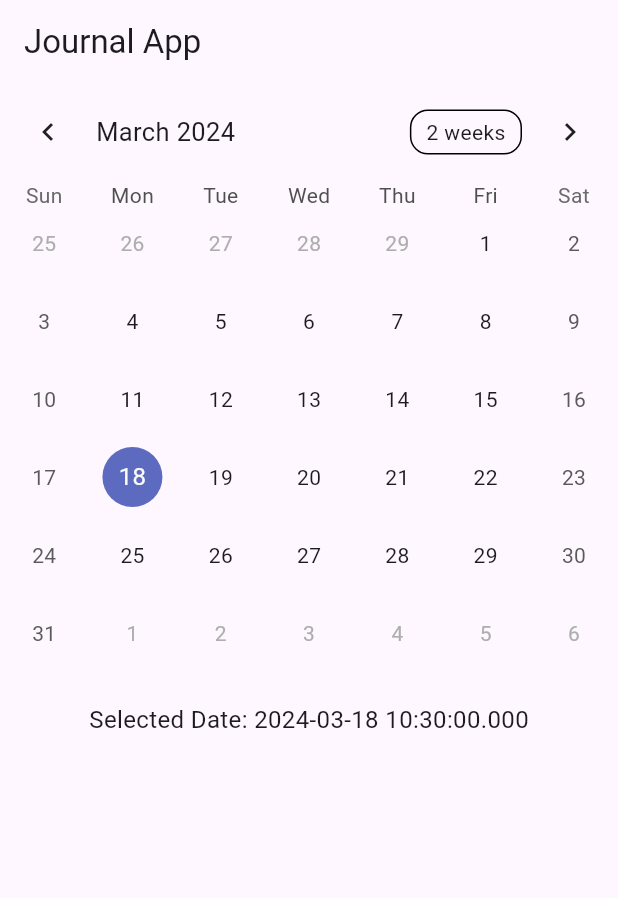
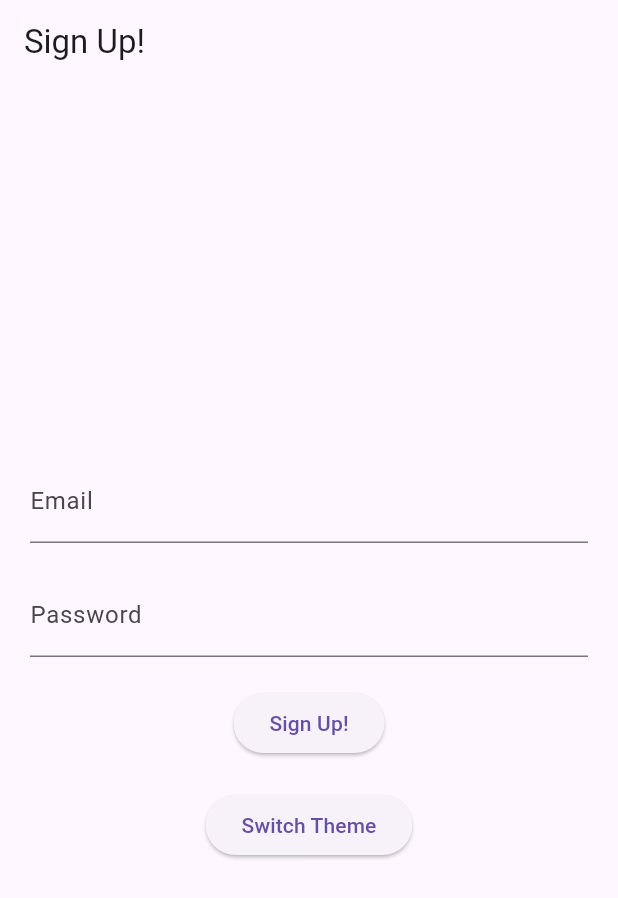
Before and after one commit to ItsJenny1/DailyJournal-App, a Flutter app: the screen it shows after launch, on a phone screen of 412 x 824 dp. Shown: the top 898 px of the screen. Run offline on Flutter 3.47's test engine with Material 3 defaults, Android fonts, the phone set to English and light mode, and no system bars; drawn by our look-alikes of table_calendar; our stand-ins replace image_picker, shared_preferences, sqflite; accounts and stored records are empty.

Commit message:
organize the code and merged

```diff
--- /dev/null
+++ b/lib/auth_provider.dart
@@ -0,0 +1,51 @@
+import 'package:flutter/material.dart';
+
+class AuthProvider with ChangeNotifier {
+  bool _isLoggedIn = false;
+  String _loggedInUser = '';
+
+  bool get isLoggedIn => _isLoggedIn;
+
+  String get loggedInUser => _loggedInUser;
+
+  // Method to sign up a user
+  Future<void> signUp(String email, String password) async {
+    // Simulating sign-up process with a delay
+    await Future.delayed(Duration(seconds: 2));
+
+    // Simulated validation: email and password should not be empty
+    if (email.isNotEmpty && password.isNotEmpty) {
+      // Simulated successful sign-up
+      _isLoggedIn = true;
+      _loggedInUser = email;
+      notifyListeners();
+    } else {
+      // Simulated sign-up failure
+      throw Exception('Invalid email or password');
+    }
+  }
+
+  // Method to sign in a user
+  Future<void> signIn(String email, String password) async {
+    // Simulating sign-in process with a delay
+    await Future.delayed(Duration(seconds: 2));
+
+    // Simulated validation: email and password should match a predefined combination
+    if (email == 'user@example.com' && password == 'password') {
+      // Simulated successful sign-in
+      _isLoggedIn = true;
+      _loggedInUser = email;
+      notifyListeners();
+    } else {
+      // Simulated sign-in failure
+      throw Exception('Invalid email or password');
+    }
+  }
+
+  // Method to sign out a user
+  void signOut() {
+    _isLoggedIn = false;
+    _loggedInUser = '';
+    notifyListeners();
+  }
+}
--- a/lib/home_screen.dart
+++ b/lib/home_screen.dart
@@ -1,6 +1,33 @@
 import 'package:flutter/material.dart';
+import 'package:provider/provider.dart';
 import 'package:table_calendar/table_calendar.dart';
 import 'entry_screen.dart';
+import 'auth_provider.dart'; // Import AuthProvider for sign-out logic
+import 'sign_up_screen.dart'; // Import SignUpScreen for navigation
+
+class MyApp extends StatefulWidget {
+  const MyApp({Key? key}) : super(key: key);
+
+  @override
+  _MyAppState createState() => _MyAppState();
+}
+
+class _MyAppState extends State<MyApp> {
+  @override
+  Widget build(BuildContext context) {
+    return MaterialApp(
+      title: 'Journal App',
+      theme: ThemeData(
+        primarySwatch: Colors.blue,
+      ),
+      home: HomeScreen(),
+    );
+  }
+
+  void restartApp() {
+    setState(() {});
+  }
+}
 
 class HomeScreen extends StatefulWidget {
   const HomeScreen({Key? key}) : super(key: key);
@@ -56,6 +83,17 @@ class _HomeScreenState extends State<HomeScreen> {
             'Selected Date: ${_selectedDay.toString()}',
             style: TextStyle(fontSize: 16),
           ),
+          Spacer(), // Add spacer to push the sign-out button to the bottom
+          ElevatedButton(
+            onPressed: () {
+              // Sign out logic
+              Provider.of<AuthProvider>(context, listen: false).signOut();
+              // Restart the app to navigate back to SignUpScreen
+              (context as Element).reassemble();
+            },
+            child: Text('Sign Out'),
+          ),
+          SizedBox(height: 20),
         ],
       ),
     );
--- a/lib/main.dart
+++ b/lib/main.dart
@@ -1,18 +1,18 @@
 import 'package:flutter/material.dart';
-import 'package:shared_preferences/shared_preferences.dart';
+import 'package:provider/provider.dart';
 import 'package:sqflite/sqflite.dart';
 import 'package:path/path.dart';
+import 'auth_provider.dart';
+import 'theme_provider.dart'; // Import ThemeProvider from the separate file
+import 'sign_up_screen.dart'; // Import SignUpScreen from the separate file
 import 'home_screen.dart';
 
 late Database database;
 
 void main() async {
   WidgetsFlutterBinding.ensureInitialized();
-  final prefs = await SharedPreferences.getInstance();
-  bool doesExist = prefs.containsKey('VariableName');
-  String? myVariable = prefs.getString('variableName');
-  prefs.setString('variableName', 'newValue');
 
+  // Initialize database
   database = await openDatabase(
     join(await getDatabasesPath(), 'databaseName.db'),
     onCreate: (db, version) {
@@ -27,23 +27,46 @@ void main() async {
     version: 1,
   );
 
-  runApp(const MainApp());
+  runApp(
+    MultiProvider(
+      providers: [
+        ChangeNotifierProvider(create: (_) => ThemeProvider(ThemeData.light())),
+        ChangeNotifierProvider(create: (_) => AuthProvider()),
+      ],
+      child: const MainApp(),
+    ),
+  );
 }
 
+void createTable(String tableName) async {
+  final db = await database;
+  await db.execute(
+    'CREATE TABLE IF NOT EXISTS $tableName(date TEXT, affirmation TEXT, imagePath TEXT)',
+  );
+}
 
 class MainApp extends StatelessWidget {
   const MainApp({Key? key}) : super(key: key);
 
   @override
   Widget build(BuildContext context) {
-    return MaterialApp(
-      home: HomeScreen(), // Display HomeScreen as the initial screen
+    return Consumer<ThemeProvider>(
+      builder: (context, themeProvider, _) {
+        return MaterialApp(
+          theme: themeProvider.getTheme(),
+          home: Consumer<AuthProvider>(
+            builder: (context, authProvider, _) {
+              if (authProvider.isLoggedIn) {
+                // If authenticated, navigate to HomeScreen
+                return HomeScreen();
+              } else {
+                // If not authenticated, navigate to SignUpScreen
+                return SignUpScreen();
+              }
+            },
+          ),
+        );
+      },
     );
   }
 }
-void createTable(String tableName) async {
-  final db = await database;
-  await db.execute(
-    'CREATE TABLE IF NOT EXISTS $tableName(date TEXT, affirmation TEXT, imagePath TEXT)',
-  );
-}
--- /dev/null
+++ b/lib/sign_up_screen.dart
@@ -0,0 +1,76 @@
+import 'package:flutter/material.dart';
+import 'package:provider/provider.dart';
+import 'auth_provider.dart';
+import 'theme_provider.dart';
+
+class SignUpScreen extends StatelessWidget {
+  @override
+  Widget build(BuildContext context) {
+    return Scaffold(
+      appBar: AppBar(
+        title: const Text('Sign Up!'),
+      ),
+      body: Center(
+        child: Padding(
+          padding: const EdgeInsets.all(20.0),
+          child: Column(
+            mainAxisAlignment: MainAxisAlignment.center,
+            children: [
+              SignUpForm(),
+              const SizedBox(height: 20.0),
+              ElevatedButton(
+                onPressed: () {
+                  Provider.of<ThemeProvider>(context, listen: false)
+                      .toggleTheme();
+                },
+                child: const Text('Switch Theme'),
+              ),
+            ],
+          ),
+        ),
+      ),
+    );
+  }
+}
+
+class SignUpForm extends StatefulWidget {
+  @override
+  _SignUpFormState createState() => _SignUpFormState();
+}
+
+class _SignUpFormState extends State<SignUpForm> {
+  final TextEditingController _emailController = TextEditingController();
+  final TextEditingController _passwordController = TextEditingController();
+
+  @override
+  Widget build(BuildContext context) {
+    return Column(
+      children: [
+        TextField(
+          controller: _emailController,
+          decoration: InputDecoration(
+            labelText: 'Email',
+          ),
+        ),
+        const SizedBox(height: 20.0),
+        TextField(
+          controller: _passwordController,
+          decoration: InputDecoration(
+            labelText: 'Password',
+          ),
+          obscureText: true,
+        ),
+        const SizedBox(height: 20.0),
+        ElevatedButton(
+          onPressed: () {
+            final String email = _emailController.text.trim();
+            final String password = _passwordController.text.trim();
+            Provider.of<AuthProvider>(context, listen: false)
+                .signUp(email, password);
+          },
+          child: const Text('Sign Up!'),
+        ),
+      ],
+    );
+  }
+}
--- /dev/null
+++ b/lib/theme_provider.dart
@@ -0,0 +1,16 @@
+import 'package:flutter/material.dart';
+
+class ThemeProvider with ChangeNotifier {
+  ThemeData _themeData;
+
+  ThemeProvider(this._themeData);
+
+  ThemeData getTheme() => _themeData;
+
+  void toggleTheme() {
+    _themeData = _themeData.brightness == Brightness.light
+        ? ThemeData.dark()
+        : ThemeData.light();
+    notifyListeners();
+  }
+}
--- a/pubspec.yaml
+++ b/pubspec.yaml
@@ -13,6 +13,7 @@ dependencies:
   sqflite: ^2.0.0+3
   table_calendar: ^3.0.3
   image_picker: ^0.8.4+4
+  provider: ^6.0.0
 
 dev_dependencies:
   flutter_test:
```
Also changed, not shown: pubspec.lock.
